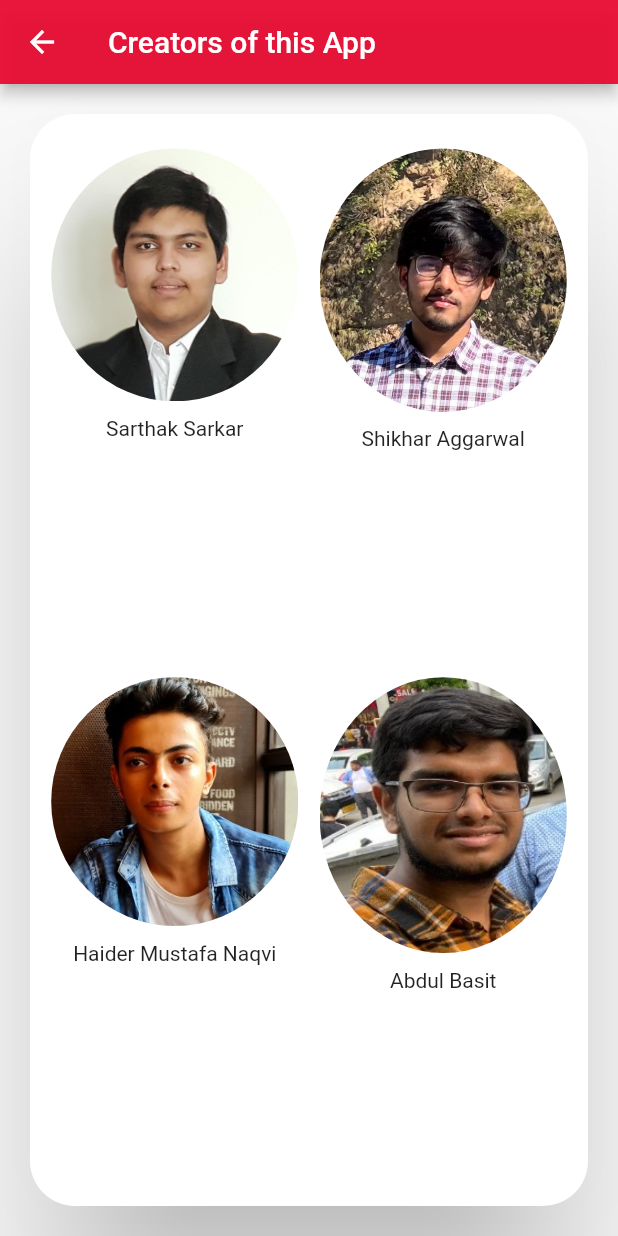
After one commit to sarkar2003/OrganAtlas, a Flutter app: the Profile screen opened directly, on a phone screen of 412 x 824 dp. The commit adds this screen. Run offline on Flutter 3.47's test engine with Material 2 defaults, Android fonts, the phone set to English and light mode, and no system bars; our stand-ins replace firebase_core, firebase_messaging, google_fonts; missing offline and left inert: notification_permissions; accounts and stored records are empty; network calls fail.

Commit message:
Version 1.1

```diff
--- a/lib/HomePage.dart
+++ b/lib/HomePage.dart
@@ -1,6 +1,7 @@
 import 'dart:io';
 
 import 'package:flutter/material.dart';
+import 'package:health/Profile.dart';
 import 'package:health/View.dart';
 import 'package:http/http.dart' as http;
 import 'package:google_fonts/google_fonts.dart';
@@ -152,7 +153,15 @@ class HomePageState extends State<HomePage>
                 });
                 getjsondata();
               },
-              icon: Icon(Icons.refresh))
+              icon: Icon(Icons.refresh)),
+          IconButton(
+              onPressed: () {
+                Navigator.push(context,
+                    MaterialPageRoute(builder: (BuildContext context) {
+                  return Profile();
+                }));
+              },
+              icon: Icon(Icons.person))
         ],
       ),
       body: accept_disc != true
--- /dev/null
+++ b/lib/Profile.dart
@@ -0,0 +1,77 @@
+import 'package:flutter/material.dart';
+import 'package:google_fonts/google_fonts.dart';
+
+class Profile extends StatefulWidget {
+  const Profile({Key? key}) : super(key: key);
+  @override
+  ProfileState createState() => ProfileState();
+}
+
+class ProfileState extends State<Profile> {
+  @override
+  Widget build(BuildContext context) {
+    return Scaffold(
+      appBar: AppBar(
+        title: Flexible(child: Text("Creators of this App")),
+        backgroundColor: Color(0xff0E80A31),
+      ),
+      body: Container(
+        child: Card(
+          elevation: 50,
+          margin: EdgeInsets.all(20),
+          shape:
+              RoundedRectangleBorder(borderRadius: BorderRadius.circular(30)),
+          child: Column(
+            mainAxisAlignment: MainAxisAlignment.spaceEvenly,
+            children: [
+              Row(
+                mainAxisAlignment: MainAxisAlignment.spaceEvenly,
+                children: [
+                  profilepic("assets/p1.jpeg", "Sarthak Sarkar"),
+                  profilepic("assets/p2.1.jpg", "Shikhar Aggarwal"),
+                ],
+              ),
+              Row(
+                mainAxisAlignment: MainAxisAlignment.spaceEvenly,
+                children: [
+                  profilepic("assets/p3.jpg", "Haider Mustafa Naqvi"),
+                  profilepic("assets/p4.jpg", "Abdul Basit"),
+                ],
+              )
+            ],
+          ),
+        ),
+      ),
+    );
+  }
+
+  ClipRect profilepic(image, name) {
+    return ClipRect(
+      child: Container(
+        height: MediaQuery.of(context).size.height * 0.4,
+        width: MediaQuery.of(context).size.width * 0.4,
+        child: Column(
+          children: [
+            ClipOval(
+              child: Image(
+                image: AssetImage(
+                  image,
+                ),
+              ),
+            ),
+            Padding(
+              padding: EdgeInsets.all(10),
+              child: Flexible(
+                child: Text(
+                  name,
+                  style: GoogleFonts.roboto(),
+                  textAlign: TextAlign.center,
+                ),
+              ),
+            )
+          ],
+        ),
+      ),
+    );
+  }
+}
--- a/lib/View.dart
+++ b/lib/View.dart
@@ -88,7 +88,7 @@ class Tabs extends StatelessWidget {
                           Padding(
                             padding: EdgeInsets.all(10.0),
                             child: Text(
-                              "Disclaimer: Please Consult you doctor before taking any action mentioned in any of our data",
+                              "Disclaimer: Please Consult your doctor before taking any action based on our data",
                               style: GoogleFonts.roboto(fontSize: 20),
                             ),
                           ),
```
Also changed, not shown: pubspec.yaml (+9 -0 lines), assets/p1.jpeg (added), assets/p2.1.jpg (added), assets/p2.jpg (added), assets/p3.jpg (added), assets/p4.jpg (added).
